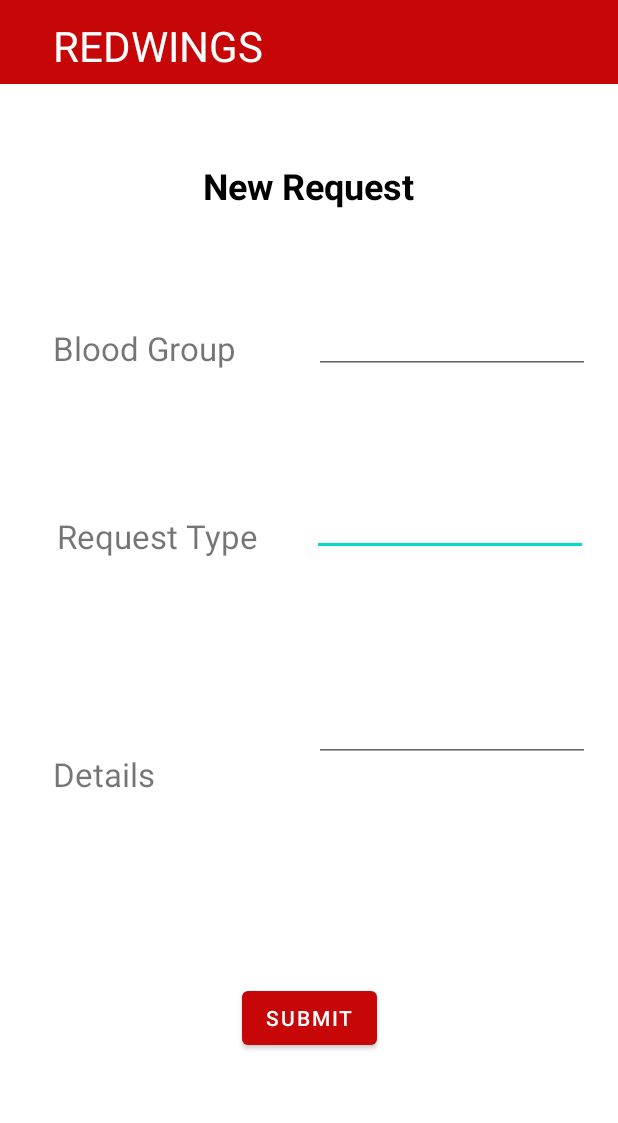
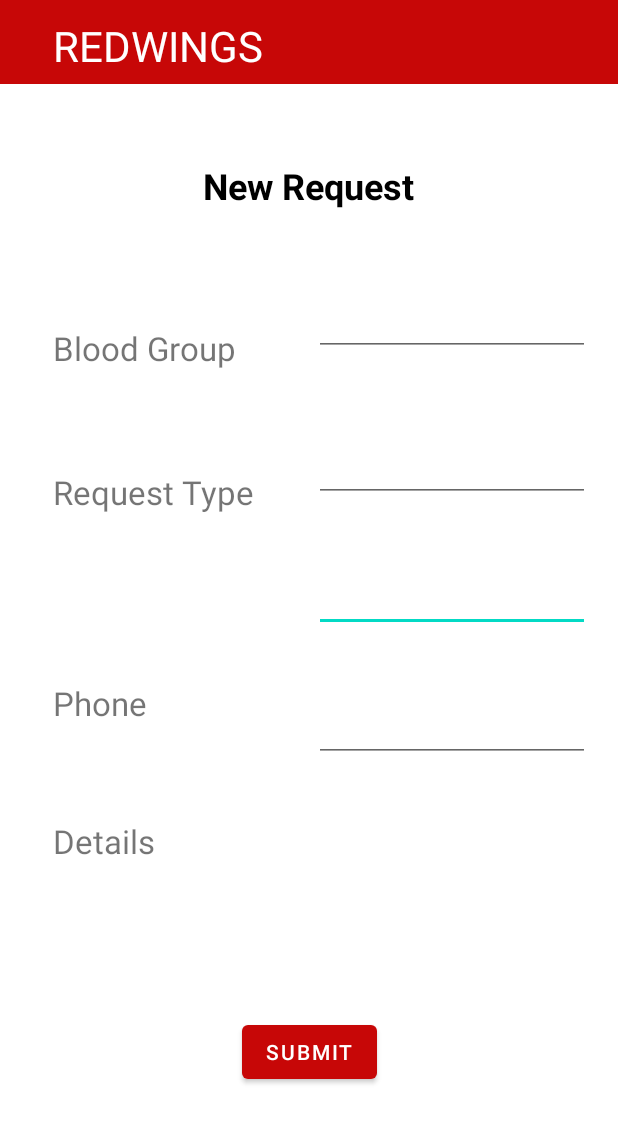
Before and after one commit to NarthanaVeenavi/MAD_Project, an Android app: the newReq screen opened directly, with no data from a screen before it, on a phone screen of 412 x 824 dp. Shown: the top 1123 px of the screen. Run offline under Robolectric (Android 15) with nearby library versions, the phone set to English and light mode, and no system bars.

Commit message:
Minor changes in the request-create UI.

```diff
--- a/app/src/main/res/layout/activity_new_req.xml
+++ b/app/src/main/res/layout/activity_new_req.xml
@@ -7,12 +7,35 @@
     tools:context=".newReq">
 
     <EditText
+        android:id="@+id/edtPhne"
+        android:layout_width="184dp"
+        android:layout_height="45dp"
+        android:layout_marginStart="36dp"
+        android:layout_marginTop="236dp"
+        android:ems="10"
+        android:inputType="textPersonName"
+        app:layout_constraintStart_toEndOf="@+id/lblBldgrp"
+        app:layout_constraintTop_toBottomOf="@+id/subHead" />
+
+    <TextView
+        android:id="@+id/lblPhne"
+        android:layout_width="138dp"
+        android:layout_height="32dp"
+        android:text="@string/phone"
+        android:textSize="22sp"
+        app:layout_constraintBottom_toBottomOf="parent"
+        app:layout_constraintEnd_toEndOf="parent"
+        app:layout_constraintHorizontal_bias="0.128"
+        app:layout_constraintStart_toStartOf="parent"
+        app:layout_constraintTop_toBottomOf="@+id/topBar"
+        app:layout_constraintVertical_bias="0.541" />
+
+    <EditText
         android:id="@+id/edtReqTyp"
         android:layout_width="184dp"
         android:layout_height="45dp"
-        android:layout_marginStart="32dp"
-        android:layout_marginLeft="32dp"
-        android:layout_marginTop="76dp"
+        android:layout_marginStart="36dp"
+        android:layout_marginTop="52dp"
         android:ems="10"
         android:inputType="textPersonName"
         app:layout_constraintStart_toEndOf="@+id/lblReqTyp"
@@ -23,8 +46,7 @@
         android:layout_width="184dp"
         android:layout_height="45dp"
         android:layout_marginStart="36dp"
-        android:layout_marginLeft="36dp"
-        android:layout_marginTop="92dp"
+        android:layout_marginTop="128dp"
         android:ems="10"
         android:inputType="textPersonName"
         app:layout_constraintStart_toEndOf="@+id/lblDet"
@@ -75,7 +97,7 @@
         app:layout_constraintVertical_bias="0.07" />
 
     <TextView
-        android:id="@+id/lblNic"
+        android:id="@+id/lblBldgrp"
         android:layout_width="138dp"
         android:layout_height="32dp"
         android:text="@string/bldgrp"
@@ -96,10 +118,10 @@
         android:textSize="22sp"
         app:layout_constraintBottom_toBottomOf="parent"
         app:layout_constraintEnd_toEndOf="parent"
-        app:layout_constraintHorizontal_bias="0.139"
+        app:layout_constraintHorizontal_bias="0.128"
         app:layout_constraintStart_toStartOf="parent"
-        app:layout_constraintTop_toBottomOf="@+id/lblNic"
-        app:layout_constraintVertical_bias="0.061" />
+        app:layout_constraintTop_toBottomOf="@+id/lblBldgrp"
+        app:layout_constraintVertical_bias="0.0" />
 
     <TextView
         android:id="@+id/lblDet"
@@ -112,7 +134,7 @@
         app:layout_constraintHorizontal_bias="0.128"
         app:layout_constraintStart_toStartOf="parent"
         app:layout_constraintTop_toBottomOf="@+id/lblReqTyp"
-        app:layout_constraintVertical_bias="0.303" />
+        app:layout_constraintVertical_bias="0.449" />
 
     <Button
         android:id="@+id/btnSubmit"
@@ -130,11 +152,10 @@
         android:layout_width="184dp"
         android:layout_height="45dp"
         android:layout_marginStart="36dp"
-        android:layout_marginLeft="36dp"
-        android:layout_marginTop="64dp"
+        android:layout_marginTop="52dp"
         android:ems="10"
         android:inputType="textPersonName"
-        app:layout_constraintStart_toEndOf="@+id/lblNic"
+        app:layout_constraintStart_toEndOf="@+id/lblBldgrp"
         app:layout_constraintTop_toBottomOf="@+id/subHead" />
 
 
--- a/app/src/main/res/layout/activity_sign_up.xml
+++ b/app/src/main/res/layout/activity_sign_up.xml
@@ -25,7 +25,7 @@
         android:layout_marginTop="52dp"
         android:ems="10"
         android:inputType="textPersonName"
-        app:layout_constraintStart_toEndOf="@+id/lblNic"
+        app:layout_constraintStart_toEndOf="@+id/lblBldgrp"
         app:layout_constraintTop_toBottomOf="@+id/subHead" />
 
     <EditText
@@ -123,7 +123,7 @@
         app:layout_constraintVertical_bias="0.07" />
 
     <TextView
-        android:id="@+id/lblNic"
+        android:id="@+id/lblBldgrp"
         android:layout_width="138dp"
         android:layout_height="32dp"
         android:text="@string/nic"
--- a/app/src/main/res/layout/activity_view_req.xml
+++ b/app/src/main/res/layout/activity_view_req.xml
@@ -65,7 +65,7 @@
         android:layout_marginStart="44dp"
         android:layout_marginTop="48dp"
         android:textSize="22sp"
-        app:layout_constraintStart_toEndOf="@+id/lblNic"
+        app:layout_constraintStart_toEndOf="@+id/lblBldgrp"
         app:layout_constraintTop_toTopOf="@+id/cardDetails" />
 
     <TextView
@@ -140,7 +140,7 @@
         android:text="@string/reqTyp"
         android:textSize="22sp"
         app:layout_constraintStart_toStartOf="parent"
-        app:layout_constraintTop_toBottomOf="@+id/lblNic" />
+        app:layout_constraintTop_toBottomOf="@+id/lblBldgrp" />
 
     <TextView
         android:id="@+id/lblDate"
@@ -154,7 +154,7 @@
         app:layout_constraintTop_toBottomOf="@+id/lblReqTyp" />
 
     <TextView
-        android:id="@+id/lblNic"
+        android:id="@+id/lblBldgrp"
         android:layout_width="138dp"
         android:layout_height="32dp"
         android:layout_marginStart="48dp"
```
